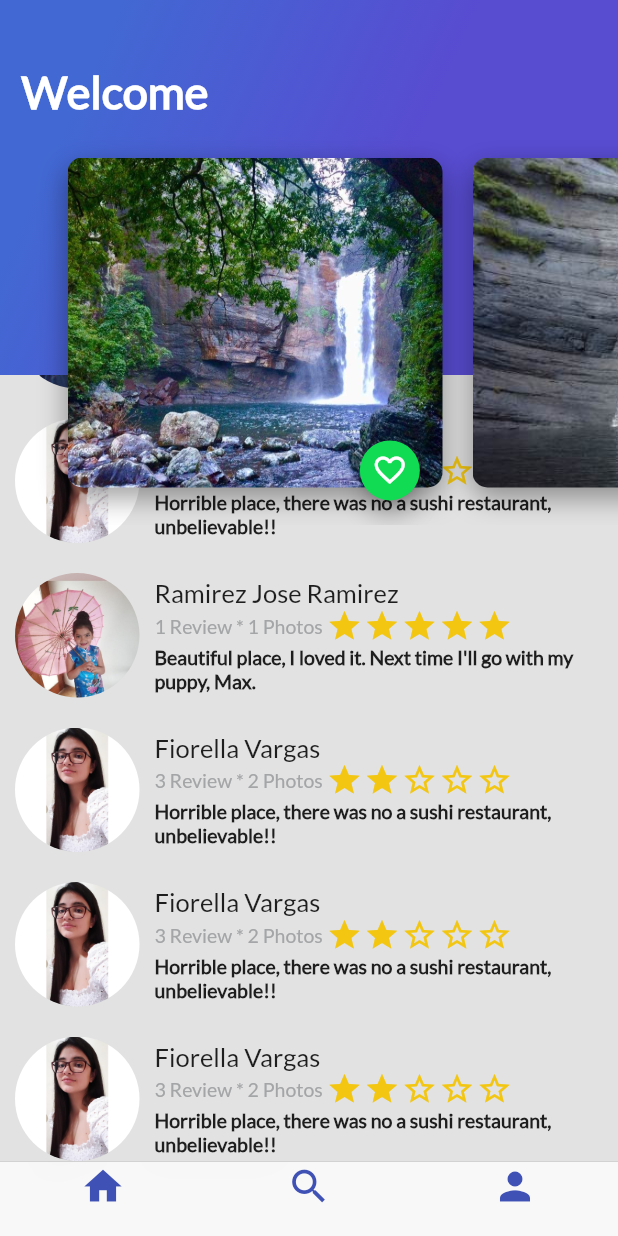
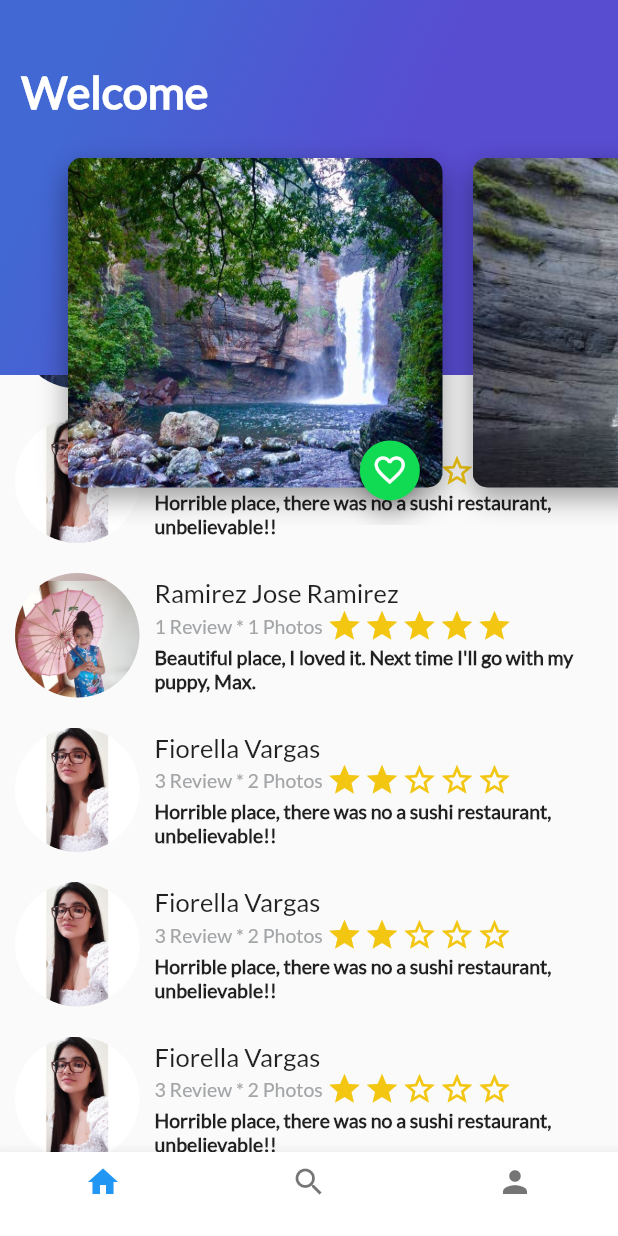
Before and after one commit to Pirris-Salas/FlutterAvanzado, a Flutter app: the screen it shows after launch, scrolled down 475 dp, on a phone screen of 412 x 824 dp. Run offline on Flutter 3.47's test engine with Material 2 defaults, Android fonts, the phone set to English and light mode, and no system bars; statements that could not run were skipped.

Commit message:
Se concluye el curso básico de Flutter

```diff
--- a/lib/main.dart
+++ b/lib/main.dart
@@ -43,7 +43,7 @@ class MyApp extends StatelessWidget {
         // closer together (more dense) than on mobile platforms.
         visualDensity: VisualDensity.adaptivePlatformDensity,
       ),
-      home: PlatziTripsCupertino(),
+      home: PlatziTrips(),
 
       );//MyHomePage(title: 'Flutter Demo Home Page'),
   }
```
